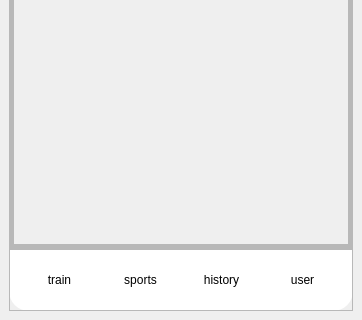
Before: the Qt Designer form Client/ui/FitMind_Client_MainInterface.ui in aud13d/FitMind, drawn with Qt 5; both pictures show x 0 to 362 and y 380 to 700 of the 362 by 700 pixel window.
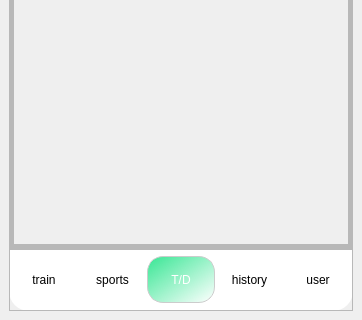
After: the same form once the commit is applied. Icons and pictures are not drawn.

Commit message:
Added training/diet Dialog, added jump to main interface from login and rewrote related database methods, added new training window UI, and annotated all methods on server and client.
Currently found bugs:
Timeout occurs when sending verification code request, but verification code is still sent successfully and cached in Redis

```diff
--- a/Client/ui/FitMind_Client_MainInterface.ui
+++ b/Client/ui/FitMind_Client_MainInterface.ui
@@ -1169,6 +1169,12 @@
           </property>
           <item>
            <widget class="QToolButton" name="button_train">
+            <property name="sizePolicy">
+             <sizepolicy hsizetype="Minimum" vsizetype="Fixed">
+              <horstretch>0</horstretch>
+              <verstretch>0</verstretch>
+             </sizepolicy>
+            </property>
             <property name="text">
              <string>train</string>
             </property>
@@ -1196,6 +1202,12 @@
           </item>
           <item>
            <widget class="QToolButton" name="button_sports">
+            <property name="sizePolicy">
+             <sizepolicy hsizetype="Minimum" vsizetype="Fixed">
+              <horstretch>0</horstretch>
+              <verstretch>0</verstretch>
+             </sizepolicy>
+            </property>
             <property name="text">
              <string>sports</string>
             </property>
@@ -1212,8 +1224,76 @@
             </property>
            </widget>
           </item>
+          <item>
+           <widget class="QPushButton" name="button_TrainAndDiet">
+            <property name="sizePolicy">
+             <sizepolicy hsizetype="Minimum" vsizetype="Fixed">
+              <horstretch>0</horstretch>
+              <verstretch>0</verstretch>
+             </sizepolicy>
+            </property>
+            <property name="minimumSize">
+             <size>
+              <width>60</width>
+              <height>45</height>
+             </size>
+            </property>
+            <property name="maximumSize">
+             <size>
+              <width>16777215</width>
+              <height>16777215</height>
+             </size>
+            </property>
+            <property name="styleSheet">
+             <string notr="true">QPushButton {
+    font: 700 16pt &quot;微软雅黑&quot;; 
+    border: 1px solid #ccc; /* 细边框 */
+    border-radius: 16px; /* 更圆的圆角，增加质感 */
+    
+    background-color: qlineargradient(spread:repeat, x1:0, y1:0, x2:1, y2:1, stop:0 rgba(56, 230, 148, 255), stop:1 rgba(255, 255, 255, 50));
+    color: white; /* 白色文字，使文字与背景有对比 */
+    min-width: 60px;
+    min-height: 45px;
+    box-shadow: 0px 2px 5px rgba(0, 0, 0, 0.5); /* 添加轻微阴影 */
+    outline: none; /* 去除默认轮廓线 */
+    transition: all 0.3s ease; /* 平滑过渡效果 */
+}
+
+QPushButton:hover {
+    /* 悬浮时渐变色加深 */
+    background-color: qlineargradient(spread:repeat, x1:0, y1:0, x2:1, y2:1, stop:0 rgba(34, 192, 112, 255), stop:1 rgba(255, 255, 255, 70));
+    padding-bottom: 2px; /* 轻微下移，增加按压感 */
+    box-shadow: 0px 4px 10px rgba(0, 0, 0, 0.15); /* 悬浮时加深阴影 */
+}
+
+QPushButton:pressed {
+    /* 按下时渐变色更深 */
+    background-color: qlineargradient(spread:repeat, x1:0, y1:0, x2:1, y2:1, stop:0 rgba(23, 170, 83, 255), stop:1 rgba(255, 255, 255, 90));
+    padding-bottom: 1px;
+    box-shadow: 0px 1px 3px rgba(0, 0, 0, 0.2); /* 按下时减小阴影 */
+}
+
+QPushButton:disabled {
+    background: linear-gradient(to right, #cce5ff, #d4edda); /* 禁用时浅色渐变 */
+    color: gray;
+    border-color: #ddd;
+    box-shadow: none; /* 禁用时去除阴影 */
+}
+</string>
+            </property>
+            <property name="text">
+             <string>T/D</string>
+            </property>
+           </widget>
+          </item>
           <item>
            <widget class="QToolButton" name="button_history">
+            <property name="sizePolicy">
+             <sizepolicy hsizetype="Minimum" vsizetype="Fixed">
+              <horstretch>0</horstretch>
+              <verstretch>0</verstretch>
+             </sizepolicy>
+            </property>
             <property name="text">
              <string>history</string>
             </property>
@@ -1232,6 +1312,12 @@
           </item>
           <item>
            <widget class="QToolButton" name="button_user">
+            <property name="sizePolicy">
+             <sizepolicy hsizetype="Minimum" vsizetype="Fixed">
+              <horstretch>0</horstretch>
+              <verstretch>0</verstretch>
+             </sizepolicy>
+            </property>
             <property name="text">
              <string>user</string>
             </property>
```
The commit also changes 35 other files.
